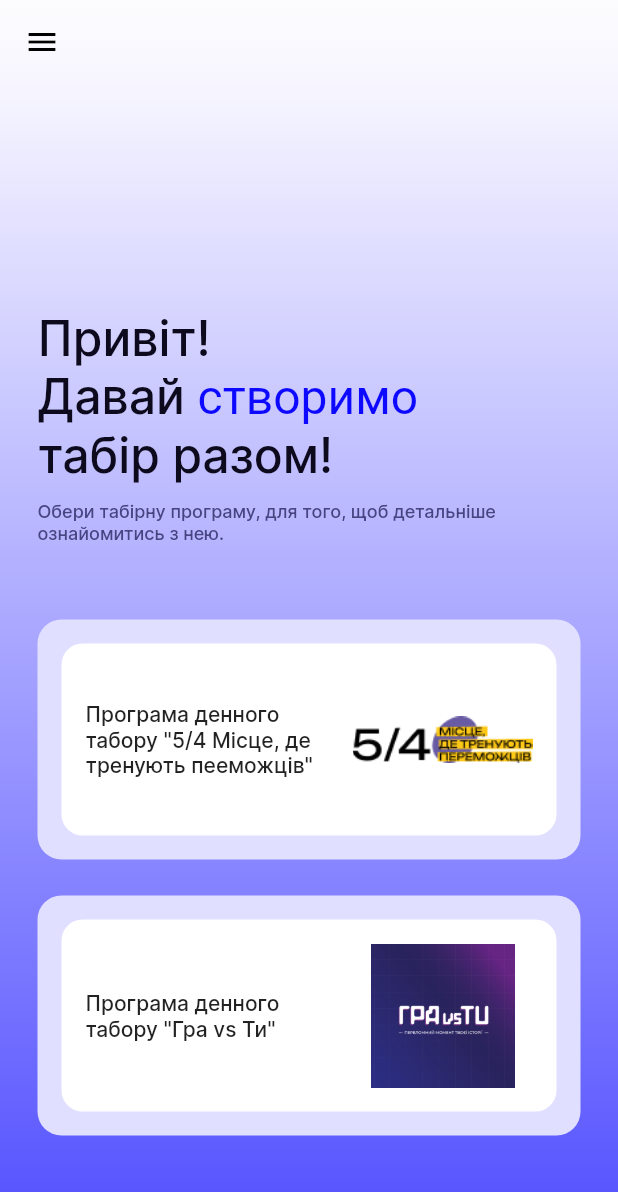
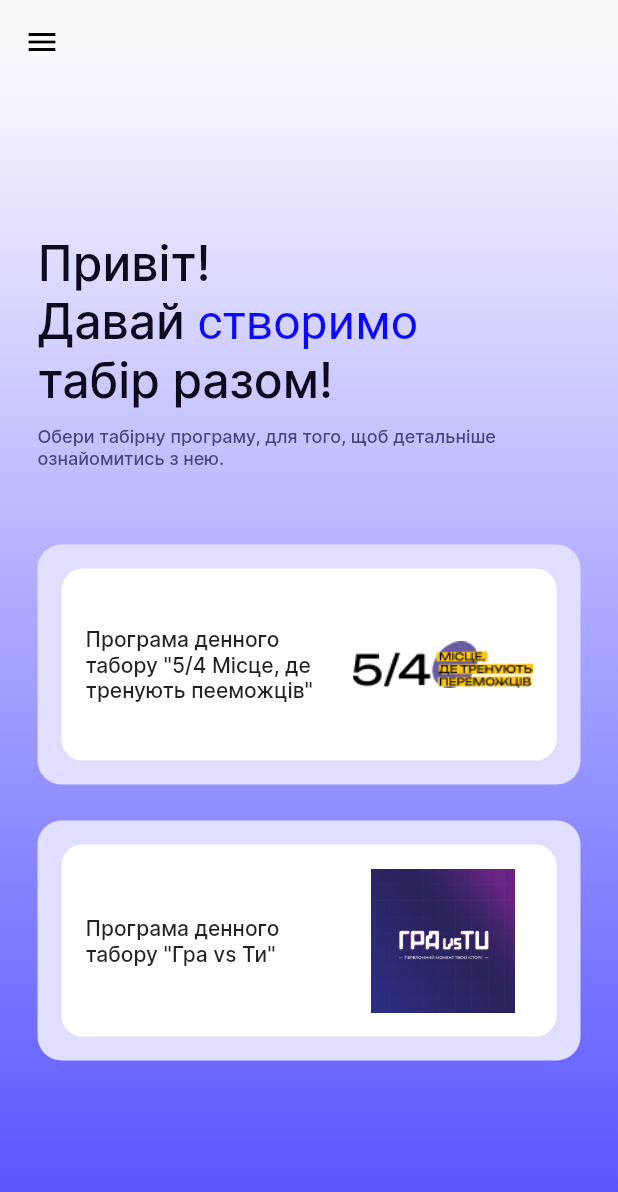
Before and after one commit to Tony-Kovalov/Camps, a Flutter app: the screen it shows after launch, on a phone screen of 412 x 824 dp. Shown: the top 1192 px of the screen. Run offline on Flutter 3.47's test engine with Material 2 defaults, Android fonts, the phone set to English and light mode, and no system bars; our stand-ins replace assets_audio_player, equatable, flutter_bloc, flutter_svg, flutter_widget_from_html, internet_connection_checker and 3 more.

Commit message:
Fix and Bump up version 2.0.0(10) for iOS

```diff
--- a/lib/features/home_menu/presentation/pages/choose_program.dart
+++ b/lib/features/home_menu/presentation/pages/choose_program.dart
@@ -29,7 +29,7 @@ class ChooseProgram extends StatelessWidget {
           mainAxisAlignment: MainAxisAlignment.start,
           crossAxisAlignment: CrossAxisAlignment.start,
           children: [
-            const SizedBox(height: 150),
+            const SizedBox(height: 100),
             RichText(
               text: const TextSpan(
                 style: TextStyle(
@@ -76,6 +76,7 @@ class ChooseProgram extends StatelessWidget {
               "Програма денного табору \"Гра vs Ти\"",
               imgAsset: "images/logo_2_0.jpg",
             ),
+            const SizedBox(height: 24),
           ],
         ),
       ),
--- a/pubspec.yaml
+++ b/pubspec.yaml
@@ -16,7 +16,7 @@ publish_to: 'none' # Remove this line if you wish to publish to pub.dev
 # https://developer.apple.com/library/archive/documentation/General/Reference/InfoPlistKeyReference/Articles/CoreFoundationKeys.html
 # In Windows, build-name is used as the major, minor, and patch parts
 # of the product and file versions while build-number is used as the build suffix.
-version: 2.0.0+10
+version: 2.0.0+11
 
 environment:
   sdk: '>=2.19.6 <3.0.0'
```
Also changed, not shown: 22 other files.
